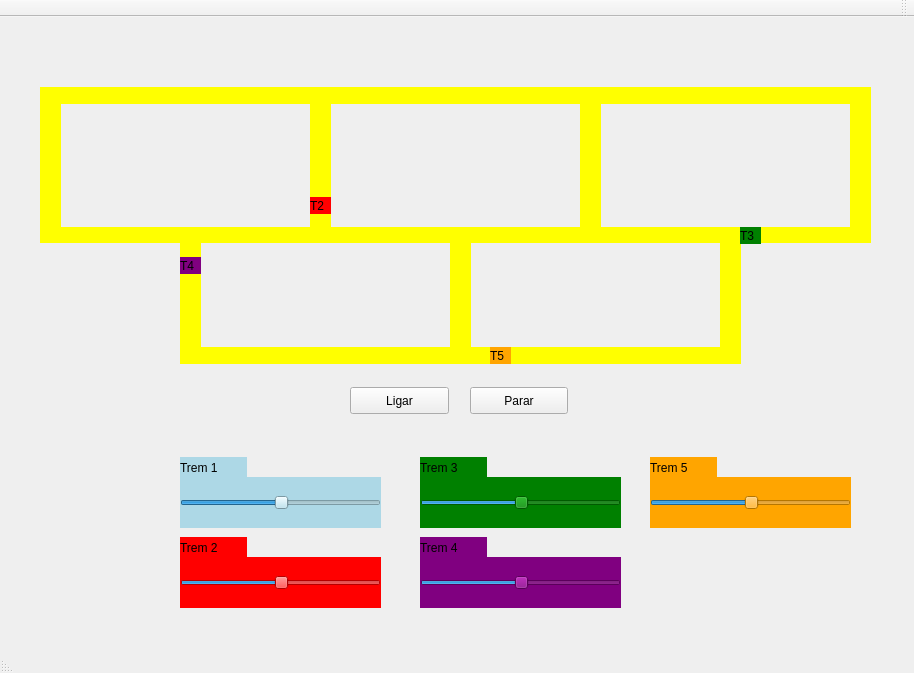
Before: the Qt Designer form mainwindow.ui in viniciu21/ThreadTrain, drawn with Qt 5.
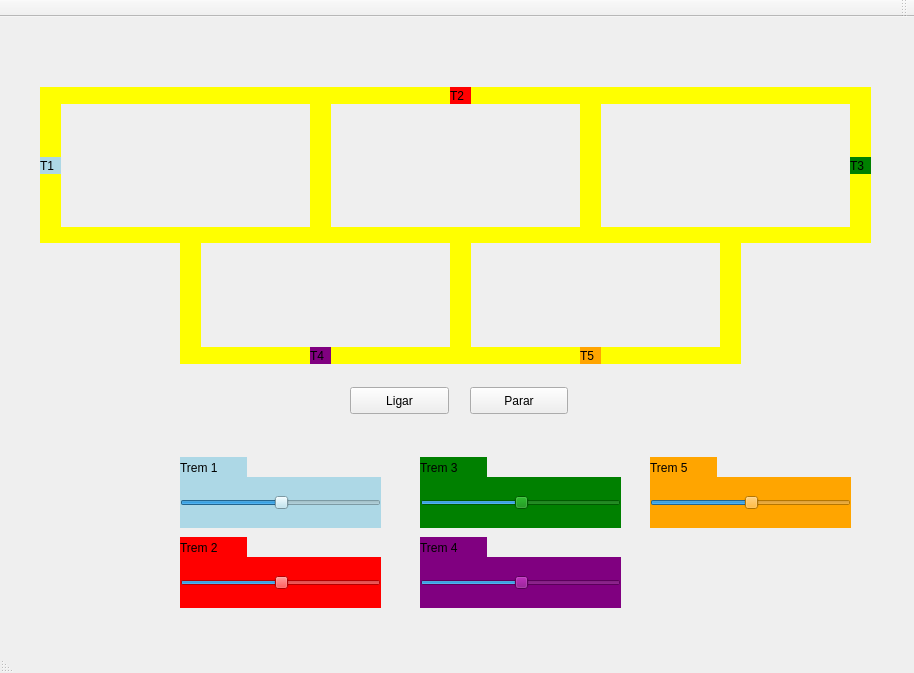
After: the same form once the commit is applied.

The edit to the form file:
```diff
--- a/mainwindow.ui
+++ b/mainwindow.ui
@@ -20,8 +20,8 @@
    <widget class="QLabel" name="label_trem1">
     <property name="geometry">
      <rect>
-      <x>310</x>
-      <y>180</y>
+      <x>40</x>
+      <y>140</y>
       <width>21</width>
       <height>17</height>
      </rect>
@@ -142,8 +142,8 @@
    <widget class="QLabel" name="label_trem2">
     <property name="geometry">
      <rect>
-      <x>310</x>
-      <y>180</y>
+      <x>450</x>
+      <y>70</y>
       <width>21</width>
       <height>17</height>
      </rect>
@@ -158,8 +158,8 @@
    <widget class="QLabel" name="label_trem3">
     <property name="geometry">
      <rect>
-      <x>740</x>
-      <y>210</y>
+      <x>850</x>
+      <y>140</y>
       <width>21</width>
       <height>17</height>
      </rect>
@@ -174,8 +174,8 @@
    <widget class="QLabel" name="label_trem4">
     <property name="geometry">
      <rect>
-      <x>180</x>
-      <y>240</y>
+      <x>310</x>
+      <y>330</y>
       <width>21</width>
       <height>17</height>
      </rect>
@@ -190,7 +190,7 @@
    <widget class="QLabel" name="label_trem5">
     <property name="geometry">
      <rect>
-      <x>490</x>
+      <x>580</x>
       <y>330</y>
       <width>21</width>
       <height>17</height>
```
